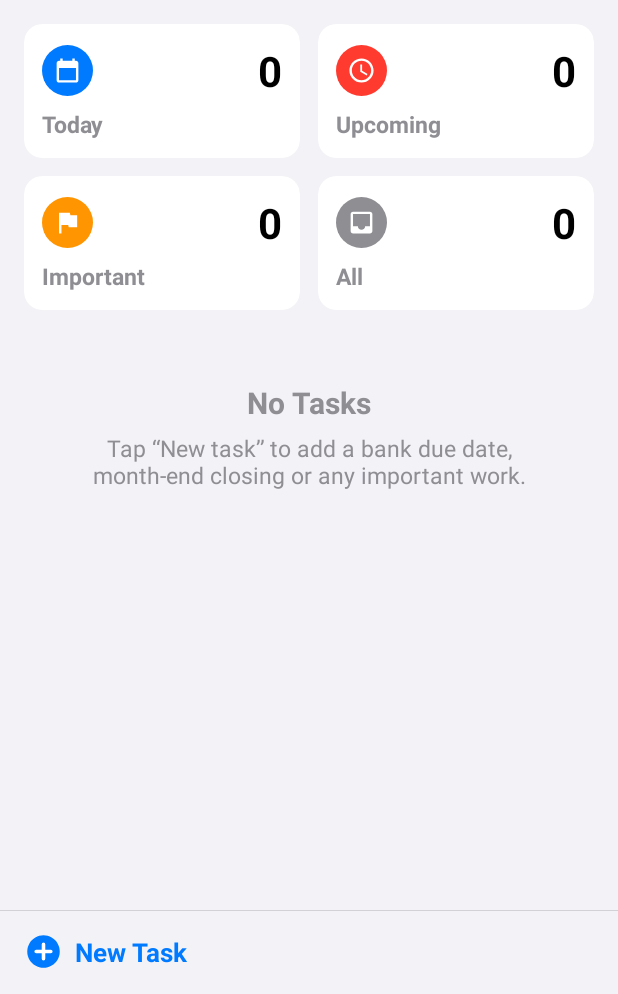
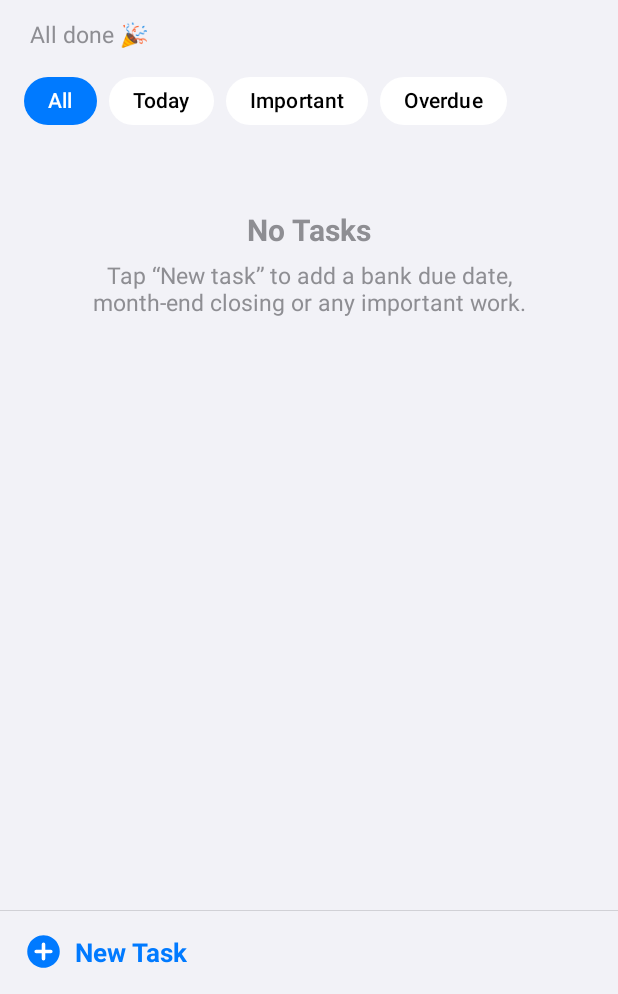
Before and after one commit to MySoftwares1996/To-do, an Android app: the screen it shows after launch (MainActivity), on a phone screen of 412 x 824 dp, the part 242-1236 px from its top. Run offline under Robolectric (Android 15) with nearby library versions, the phone set to English and light mode, and no system bars.

Commit message:
Main screen: Minimal List design
Replace the four summary tiles with a one-line summary (pending/overdue)
and a row of filter chips: All, Today, Important, Overdue. Title stays
'Office To-Do'; Back returns to All.

Co-Authored-By: Claude Opus 5.5 <noreply@anthropic.com>
Claude-Session: https://claude.ai/code/session_014UzGkcQNyaEZzZ9vhHdMde

```diff
--- a/app/src/main/java/com/mysoftwares/todo/MainActivity.kt
+++ b/app/src/main/java/com/mysoftwares/todo/MainActivity.kt
@@ -87,16 +87,12 @@ class MainActivity : BaseActivity() {
         filter = f
         showTitle()
         refresh()
-        list.smoothScrollToPosition(0)
     }
 
     private fun showTitle() {
-        collapsing.title = filter.title
-        supportActionBar?.setDisplayHomeAsUpEnabled(filter != Filter.ALL)
-        backToAll.isEnabled = filter != Filter.ALL
+        collapsing.title = getString(R.string.app_name)
+        backToAll.isEnabled = filter != Filter.ALL // Back returns to "All" first
     }
-
-    override fun onSupportNavigateUp(): Boolean { setFilter(Filter.ALL); return true }
 
     override fun onResume() {
         super.onResume()
--- a/app/src/main/java/com/mysoftwares/todo/TaskAdapter.kt
+++ b/app/src/main/java/com/mysoftwares/todo/TaskAdapter.kt
@@ -1,17 +1,19 @@
 package com.mysoftwares.todo
 
+import android.content.res.ColorStateList
 import android.graphics.Paint
 import android.text.format.DateUtils
 import android.view.LayoutInflater
 import android.view.View
 import android.view.ViewGroup
 import android.widget.ImageView
+import android.widget.LinearLayout
 import android.widget.TextView
 import androidx.core.content.ContextCompat
 import androidx.recyclerview.widget.DiffUtil
 import androidx.recyclerview.widget.ListAdapter
 import androidx.recyclerview.widget.RecyclerView
-import com.google.android.material.card.MaterialCardView
+import com.google.android.material.chip.Chip
 import com.google.android.material.color.MaterialColors
 import java.text.DateFormat
 import java.time.Instant
@@ -20,14 +22,14 @@ import java.time.ZoneId
 import java.util.Date
 
 /** Which tasks the list shows; chosen with the tiles at the top. */
-enum class Filter(val title: String) {
-    ALL("Office To-Do"), TODAY("Today"), UPCOMING("Upcoming"), IMPORTANT("Important")
+enum class Filter(val label: String) {
+    ALL("All"), TODAY("Today"), IMPORTANT("Important"), OVERDUE("Overdue")
 }
 
 /** A row in the list. */
 sealed class Row {
     data class Banner(val problems: Int) : Row()
-    data class Tiles(val today: Int, val upcoming: Int, val important: Int, val all: Int, val filter: Filter) : Row()
+    data class Filters(val pending: Int, val overdue: Int, val filter: Filter) : Row()
     data class Header(val key: String, val title: String, val count: Int, val colorRes: Int?) : Row()
     data class Item(val task: Task, val first: Boolean, val last: Boolean) : Row()
     data class Empty(val text: String) : Row()
@@ -44,7 +46,7 @@ class TaskAdapter(
 
     companion object {
         private const val T_BANNER = 0
-        private const val T_TILES = 1
+        private const val T_FILTERS = 1
         private const val T_HEADER = 2
         private const val T_TASK = 3
         private const val T_EMPTY = 4
@@ -63,8 +65,8 @@ class TaskAdapter(
         fun matches(t: Task, f: Filter, now: Long): Boolean = when (f) {
             Filter.ALL -> true
             Filter.TODAY -> !t.done && (t.dueAt < now || day(t.dueAt) == LocalDate.now())
-            Filter.UPCOMING -> !t.done && t.dueAt >= now
             Filter.IMPORTANT -> !t.done && t.important
+            Filter.OVERDUE -> !t.done && t.dueAt < now
         }
 
         fun buildRows(tasks: List<Task>, filter: Filter, problems: Int): List<Row> {
@@ -72,11 +74,9 @@ class TaskAdapter(
             val today = LocalDate.now()
             val rows = mutableListOf<Row>()
             if (problems > 0) rows += Row.Banner(problems)
-            rows += Row.Tiles(
-                today = tasks.count { matches(it, Filter.TODAY, now) },
-                upcoming = tasks.count { matches(it, Filter.UPCOMING, now) },
-                important = tasks.count { matches(it, Filter.IMPORTANT, now) },
-                all = tasks.count { !it.done },
+            rows += Row.Filters(
+                pending = tasks.count { !it.done },
+                overdue = tasks.count { matches(it, Filter.OVERDUE, now) },
                 filter = filter,
             )
 
@@ -112,8 +112,8 @@ class TaskAdapter(
                 when (filter) {
                     Filter.ALL -> "No Tasks"
                     Filter.TODAY -> "Nothing due today"
-                    Filter.UPCOMING -> "Nothing upcoming"
                     Filter.IMPORTANT -> "No important tasks"
+                    Filter.OVERDUE -> "Nothing overdue 🎉"
                 }
             )
             return rows
@@ -139,7 +139,7 @@ class TaskAdapter(
 
     override fun getItemViewType(position: Int) = when (getItem(position)) {
         is Row.Banner -> T_BANNER
-        is Row.Tiles -> T_TILES
+        is Row.Filters -> T_FILTERS
         is Row.Header -> T_HEADER
         is Row.Item -> T_TASK
         is Row.Empty -> T_EMPTY
@@ -151,7 +151,7 @@ class TaskAdapter(
         val inf = LayoutInflater.from(parent.context)
         val layout = when (viewType) {
             T_BANNER -> R.layout.item_banner
-            T_TILES -> R.layout.item_tiles
+            T_FILTERS -> R.layout.item_filters
             T_HEADER -> R.layout.item_header
             T_EMPTY -> R.layout.item_empty
             else -> R.layout.item_task
@@ -166,7 +166,7 @@ class TaskAdapter(
                 (v as TextView).text = v.context.getString(R.string.banner_problems, row.problems)
                 v.setOnClickListener { onBanner() }
             }
-            is Row.Tiles -> bindTiles(v, row)
+            is Row.Filters -> bindFilters(v, row)
             is Row.Header -> {
                 val t = v.findViewById<TextView>(R.id.header)
                 t.text = row.title
@@ -178,24 +178,33 @@ class TaskAdapter(
         }
     }
 
-    private fun bindTiles(v: View, row: Row.Tiles) {
+    private fun bindFilters(v: View, row: Row.Filters) {
         val ctx = v.context
+        v.findViewById<TextView>(R.id.summary).text = when {
+            row.pending == 0 -> "All done 🎉"
+            row.overdue > 0 -> "${row.pending} pending · ${row.overdue} overdue"
+            else -> "${row.pending} pending"
+        }
+        val box = v.findViewById<LinearLayout>(R.id.chips)
+        box.removeAllViews()
         val accent = MaterialColors.getColor(v, androidx.appcompat.R.attr.colorPrimary)
-        fun tile(id: Int, label: String, count: Int, icon: Int, color: Int, f: Filter) {
-            val card = v.findViewById<MaterialCardView>(id)
-            card.findViewById<TextView>(R.id.tile_label).text = label
-            card.findViewById<TextView>(R.id.tile_count).text = count.toString()
-            card.findViewById<ImageView>(R.id.tile_icon).apply {
-                setImageResource(icon)
-                background.mutate().setTint(color)
-            }
-            card.strokeWidth = if (row.filter == f && f != Filter.ALL) (2 * ctx.resources.displayMetrics.density).toInt() else 0
-            card.setOnClickListener { onFilter(if (row.filter == f) Filter.ALL else f) }
+        val cell = ContextCompat.getColor(ctx, R.color.ios_cell)
+        val label = ContextCompat.getColor(ctx, R.color.ios_label)
+        val gap = (8 * ctx.resources.displayMetrics.density).toInt()
+        Filter.entries.forEach { f ->
+            val selected = f == row.filter
+            box.addView(Chip(ctx).apply {
+                text = f.label
+                isCheckable = false
+                chipBackgroundColor = ColorStateList.valueOf(if (selected) accent else cell)
+                setTextColor(if (selected) ContextCompat.getColor(ctx, R.color.white) else label)
+                chipStrokeWidth = 0f
+                setOnClickListener { onFilter(f) }
+                layoutParams = LinearLayout.LayoutParams(
+                    LinearLayout.LayoutParams.WRAP_CONTENT, LinearLayout.LayoutParams.WRAP_CONTENT
+                ).apply { marginEnd = gap }
+            })
         }
-        tile(R.id.tile_today, "Today", row.today, R.drawable.ic_calendar, accent, Filter.TODAY)
-        tile(R.id.tile_upcoming, "Upcoming", row.upcoming, R.drawable.ic_clock, ContextCompat.getColor(ctx, R.color.ios_red), Filter.UPCOMING)
-        tile(R.id.tile_important, "Important", row.important, R.drawable.ic_flag, ContextCompat.getColor(ctx, R.color.ios_orange), Filter.IMPORTANT)
-        tile(R.id.tile_all, "All", row.all, R.drawable.ic_tray, ContextCompat.getColor(ctx, R.color.ios_gray), Filter.ALL)
     }
 
     private fun bindTask(v: View, row: Row.Item) {
--- /dev/null
+++ b/app/src/main/res/layout/item_filters.xml
@@ -0,0 +1,29 @@
+<?xml version="1.0" encoding="utf-8"?>
+<!-- Summary line + filter chips under the big title -->
+<LinearLayout xmlns:android="http://schemas.android.com/apk/res/android"
+    android:layout_width="match_parent"
+    android:layout_height="wrap_content"
+    android:orientation="vertical">
+
+    <TextView
+        android:id="@+id/summary"
+        android:layout_width="wrap_content"
+        android:layout_height="wrap_content"
+        android:paddingStart="4dp"
+        android:textColor="@color/ios_secondary"
+        android:textSize="15sp" />
+
+    <HorizontalScrollView
+        android:layout_width="match_parent"
+        android:layout_height="wrap_content"
+        android:layout_marginTop="10dp"
+        android:clipToPadding="false"
+        android:scrollbars="none">
+
+        <LinearLayout
+            android:id="@+id/chips"
+            android:layout_width="wrap_content"
+            android:layout_height="wrap_content"
+            android:orientation="horizontal" />
+    </HorizontalScrollView>
+</LinearLayout>
--- a/app/src/main/res/layout/item_tile.xml
+++ /dev/null
@@ -1,55 +0,0 @@
-<?xml version="1.0" encoding="utf-8"?>
-<com.google.android.material.card.MaterialCardView xmlns:android="http://schemas.android.com/apk/res/android"
-    xmlns:app="http://schemas.android.com/apk/res-auto"
-    style="@style/IosGroup"
-    android:layout_width="match_parent"
-    android:layout_height="wrap_content"
-    android:clickable="true"
-    android:focusable="true"
-    app:strokeColor="?attr/colorPrimary"
-    app:strokeWidth="0dp">
-
-    <LinearLayout
-        android:layout_width="match_parent"
-        android:layout_height="wrap_content"
-        android:orientation="vertical"
-        android:padding="12dp">
-
-        <LinearLayout
-            android:layout_width="match_parent"
-            android:layout_height="wrap_content"
-            android:gravity="center_vertical"
-            android:orientation="horizontal">
-
-            <ImageView
-                android:id="@+id/tile_icon"
-                android:layout_width="34dp"
-                android:layout_height="34dp"
-                android:background="@drawable/bg_icon_circle"
-                android:importantForAccessibility="no"
-                android:padding="7dp" />
-
-            <View
-                android:layout_width="0dp"
-                android:layout_height="1dp"
-                android:layout_weight="1" />
-
-            <TextView
-                android:id="@+id/tile_count"
-                android:layout_width="wrap_content"
-                android:layout_height="wrap_content"
-                android:textColor="@color/ios_label"
-                android:textSize="28sp"
-                android:textStyle="bold" />
-        </LinearLayout>
-
-        <TextView
-            android:id="@+id/tile_label"
-            android:layout_width="wrap_content"
-            android:layout_height="wrap_content"
-            android:layout_marginTop="6dp"
-            android:textColor="@color/ios_secondary"
-            android:textSize="15sp"
-            android:textStyle="bold" />
-    </LinearLayout>
-</com.google.android.material.card.MaterialCardView>
--- a/app/src/main/res/layout/item_tiles.xml
+++ /dev/null
@@ -1,37 +0,0 @@
-<?xml version="1.0" encoding="utf-8"?>
-<!-- Summary tiles: Today, Upcoming, Important, All -->
-<LinearLayout xmlns:android="http://schemas.android.com/apk/res/android"
-    android:layout_width="match_parent"
-    android:layout_height="wrap_content"
-    android:orientation="vertical"
-    android:paddingTop="4dp">
-
-    <LinearLayout
-        android:layout_width="match_parent"
-        android:layout_height="wrap_content"
-        android:orientation="horizontal">
-
-        <include android:id="@+id/tile_today" layout="@layout/item_tile"
-            android:layout_width="0dp" android:layout_height="wrap_content" android:layout_weight="1"
-            android:layout_marginEnd="6dp" />
-
-        <include android:id="@+id/tile_upcoming" layout="@layout/item_tile"
-            android:layout_width="0dp" android:layout_height="wrap_content" android:layout_weight="1"
-            android:layout_marginStart="6dp" />
-    </LinearLayout>
-
-    <LinearLayout
-        android:layout_width="match_parent"
-        android:layout_height="wrap_content"
-        android:layout_marginTop="12dp"
-        android:orientation="horizontal">
-
-        <include android:id="@+id/tile_important" layout="@layout/item_tile"
-            android:layout_width="0dp" android:layout_height="wrap_content" android:layout_weight="1"
-            android:layout_marginEnd="6dp" />
-
-        <include android:id="@+id/tile_all" layout="@layout/item_tile"
-            android:layout_width="0dp" android:layout_height="wrap_content" android:layout_weight="1"
-            android:layout_marginStart="6dp" />
-    </LinearLayout>
-</LinearLayout>
```
Also changed, not shown: 1 other file.
